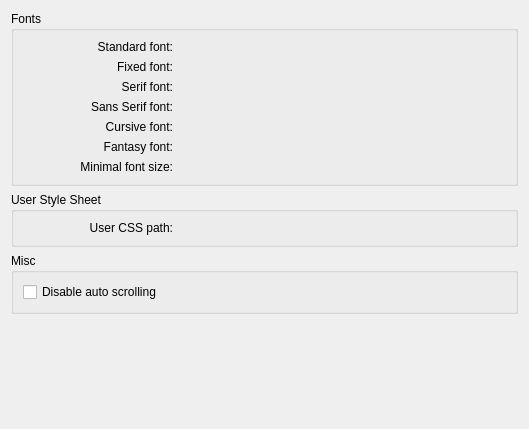
KDE/rekonq, file src/settings/settings_appearance.ui: the form before one commit.
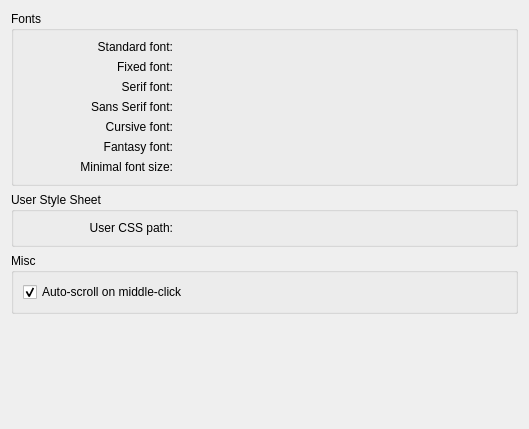
The form after the commit. Custom widgets are drawn as their Qt base class.

Commit message: Change the autoscroll checkbox to control whether or not the auto scroll feature is enabled, rather than wether or not it is disabled. This solves a HIG issue, since checkboxes are always supposed to enable an option when checked, rather than to disable an option when checked: http://techbase.kde.org/Projects/Usability/HIG/Check_Box

```diff
--- a/src/settings/settings_appearance.ui
+++ b/src/settings/settings_appearance.ui
@@ -191,7 +191,10 @@
          <string>Disable automatic scrolling on middle click in a web page</string>
         </property>
         <property name="text">
-         <string>Disable auto scrolling</string>
+         <string>Auto-scroll on middle-click</string>
+        </property>
+        <property name="checked">
+         <bool>true</bool>
         </property>
        </widget>
       </item>
```
Left out of the diff: 4 changed lines with no effect on the pictures. The commit also changes 2 other files.
